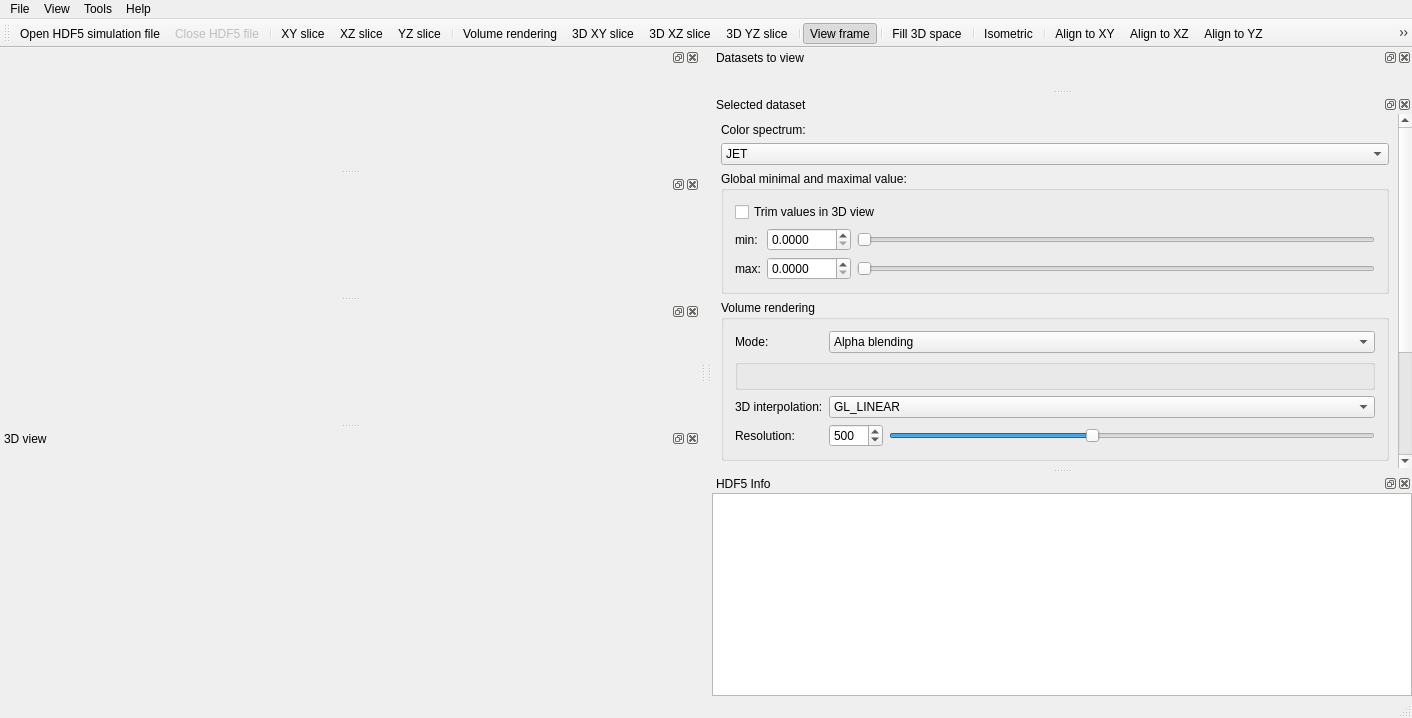
First picture: the form in projects/k-wave-h5-visualizer/mainwindow.ui, repository klepo/Visualisation-of-the-outputs-of-k-Wave-ultrasound-simulations, before the edit.
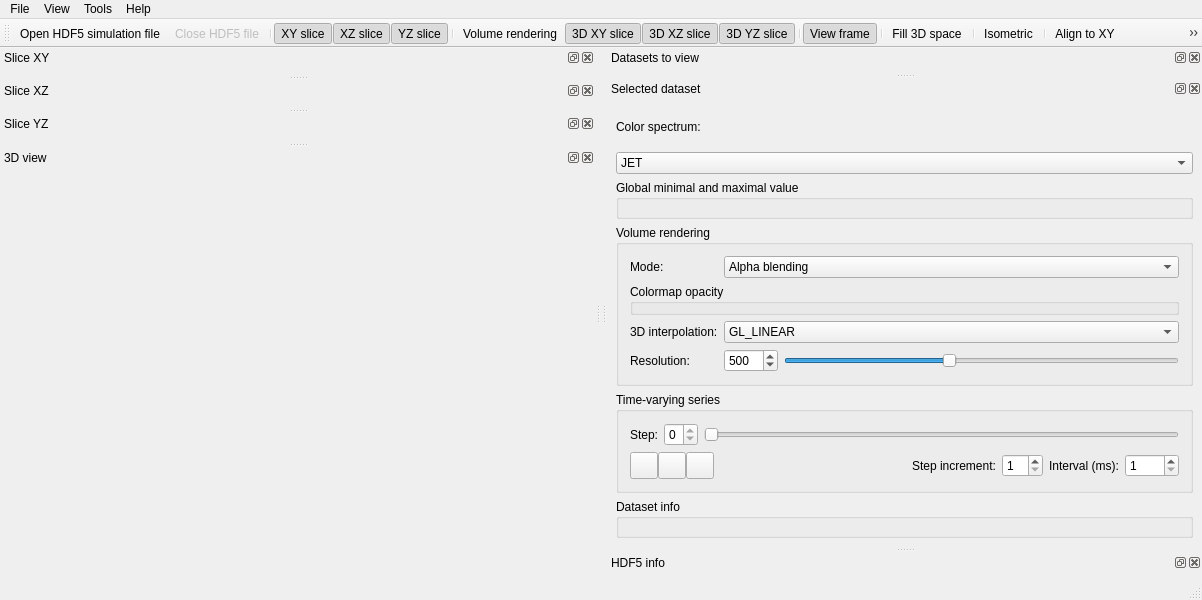
Second picture: the form after the edit. Icons and pictures are not drawn. Custom widgets are drawn as their Qt base class.

Diff of the .ui file:
```diff
--- a/projects/k-wave-h5-visualizer/mainwindow.ui
+++ b/projects/k-wave-h5-visualizer/mainwindow.ui
@@ -6,8 +6,8 @@
    <rect>
     <x>0</x>
     <y>0</y>
-    <width>1402</width>
-    <height>718</height>
+    <width>1202</width>
+    <height>600</height>
    </rect>
   </property>
   <property name="windowTitle">
@@ -33,9 +33,6 @@
    <set>QMainWindow::AllowNestedDocks|QMainWindow::AllowTabbedDocks|QMainWindow::AnimatedDocks|QMainWindow::VerticalTabs</set>
   </property>
   <widget class="QWidget" name="centralWidget">
-   <property name="enabled">
-    <bool>false</bool>
-   </property>
    <property name="maximumSize">
     <size>
      <width>0</width>
@@ -44,6 +41,9 @@
    </property>
   </widget>
   <widget class="QToolBar" name="mainToolBar">
+   <property name="windowTitle">
+    <string>Main toolbar</string>
+   </property>
    <property name="iconSize">
     <size>
      <width>32</width>
@@ -59,9 +59,9 @@
    <addaction name="actionLoadHDF5File"/>
    <addaction name="actionCloseHDF5File"/>
    <addaction name="separator"/>
-   <addaction name="actionXY"/>
-   <addaction name="actionXZ"/>
-   <addaction name="actionYZ"/>
+   <addaction name="actionSliceXY"/>
+   <addaction name="actionSliceXZ"/>
+   <addaction name="actionSliceYZ"/>
    <addaction name="separator"/>
    <addaction name="actionVolumeRendering"/>
    <addaction name="action3DXY"/>
@@ -92,7 +92,7 @@
     <rect>
      <x>0</x>
      <y>0</y>
-     <width>1402</width>
+     <width>1202</width>
      <height>21</height>
     </rect>
    </property>
@@ -122,10 +122,11 @@
      <addaction name="actionInfo"/>
      <addaction name="actionDatasets"/>
      <addaction name="actionSelectedDataset"/>
+     <addaction name="action3DView"/>
     </widget>
-    <addaction name="actionXY"/>
-    <addaction name="actionXZ"/>
-    <addaction name="actionYZ"/>
+    <addaction name="actionSliceXY"/>
+    <addaction name="actionSliceXZ"/>
+    <addaction name="actionSliceYZ"/>
     <addaction name="separator"/>
     <addaction name="actionVolumeRendering"/>
     <addaction name="action3DXY"/>
@@ -148,48 +149,109 @@
    <addaction name="menuHelp"/>
   </widget>
   <widget class="QStatusBar" name="statusBar"/>
-  <widget class="QDockWidget" name="dockWidgetDatasets">
+  <widget class="SliceDockWidget" name="dockWidgetSliceXY">
    <property name="sizePolicy">
     <sizepolicy hsizetype="Minimum" vsizetype="Minimum">
      <horstretch>0</horstretch>
      <verstretch>0</verstretch>
     </sizepolicy>
    </property>
-   <property name="floating">
-    <bool>false</bool>
+   <property name="windowTitle">
+    <string>Slice XY</string>
    </property>
+   <attribute name="dockWidgetArea">
+    <number>1</number>
+   </attribute>
+  </widget>
+  <widget class="SliceDockWidget" name="dockWidgetSliceXZ">
+   <property name="sizePolicy">
+    <sizepolicy hsizetype="Minimum" vsizetype="Minimum">
+     <horstretch>0</horstretch>
+     <verstretch>0</verstretch>
+    </sizepolicy>
+   </property>
+   <property name="windowTitle">
+    <string>Slice XZ</string>
+   </property>
+   <attribute name="dockWidgetArea">
+    <number>1</number>
+   </attribute>
+  </widget>
+  <widget class="SliceDockWidget" name="dockWidgetSliceYZ">
+   <property name="sizePolicy">
+    <sizepolicy hsizetype="Minimum" vsizetype="Minimum">
+     <horstretch>0</horstretch>
+     <verstretch>0</verstretch>
+    </sizepolicy>
+   </property>
+   <property name="windowTitle">
+    <string>Slice YZ</string>
+   </property>
+   <attribute name="dockWidgetArea">
+    <number>1</number>
+   </attribute>
+  </widget>
+  <widget class="QDockWidget" name="dockWidgetWindow3D">
+   <property name="minimumSize">
+    <size>
+     <width>500</width>
+     <height>300</height>
+    </size>
+   </property>
+   <property name="features">
+    <set>QDockWidget::AllDockWidgetFeatures</set>
+   </property>
+   <property name="windowTitle">
+    <string>3D view</string>
+   </property>
+   <attribute name="dockWidgetArea">
+    <number>1</number>
+   </attribute>
+   <widget class="QWidget" name="dockWidgetContents3D">
+    <layout class="QVBoxLayout" name="verticalLayout_2">
+     <property name="spacing">
+      <number>0</number>
+     </property>
+     <property name="leftMargin">
+      <number>0</number>
+     </property>
+     <property name="topMargin">
+      <number>0</number>
+     </property>
+     <property name="rightMargin">
+      <number>0</number>
+     </property>
+     <property name="bottomMargin">
+      <number>0</number>
+     </property>
+     <item>
+      <widget class="QLabel" name="label3DLoading">
+       <property name="minimumSize">
+        <size>
+         <width>0</width>
+         <height>20</height>
+        </size>
+       </property>
+       <property name="text">
+        <string/>
+       </property>
+       <property name="scaledContents">
+        <bool>false</bool>
+       </property>
+      </widget>
+     </item>
+    </layout>
+   </widget>
+  </widget>
+  <widget class="DatasetsDockWidget" name="dockWidgetDatasets">
    <property name="windowTitle">
     <string>Datasets to view</string>
    </property>
    <attribute name="dockWidgetArea">
     <number>2</number>
    </attribute>
-   <widget class="QWidget" name="dockWidgetContentsDatasets">
-    <property name="sizePolicy">
-     <sizepolicy hsizetype="Preferred" vsizetype="Fixed">
-      <horstretch>0</horstretch>
-      <verstretch>0</verstretch>
-     </sizepolicy>
-    </property>
-    <layout class="QGridLayout" name="gridLayoutDatasets"/>
-   </widget>
   </widget>
   <widget class="QDockWidget" name="dockWidgetSelectedDataset">
-   <property name="sizePolicy">
-    <sizepolicy hsizetype="Minimum" vsizetype="Minimum">
-     <horstretch>0</horstretch>
-     <verstretch>0</verstretch>
-    </sizepolicy>
-   </property>
-   <property name="minimumSize">
-    <size>
-     <width>420</width>
-     <height>91</height>
-    </size>
-   </property>
-   <property name="floating">
-    <bool>false</bool>
-   </property>
    <property name="windowTitle">
     <string>Selected dataset</string>
    </property>
@@ -232,8 +294,8 @@
          <rect>
           <x>0</x>
           <y>0</y>
-          <width>683</width>
-          <height>435</height>
+          <width>600</width>
+          <height>433</height>
          </rect>
         </property>
         <layout class="QVBoxLayout" name="verticalLayoutSelectedDatasetScroll">
@@ -396,94 +458,10 @@
           </widget>
          </item>
          <item>
-          <widget class="QGroupBox" name="groupBox">
-           <property name="enabled">
-            <bool>true</bool>
-           </property>
+          <widget class="MinMaxGroupBox" name="groupBoxMinMax">
            <property name="title">
-            <string>Global minimal and maximal value:</string>
+            <string>Global minimal and maximal value</string>
            </property>
-           <property name="checkable">
-            <bool>false</bool>
-           </property>
-           <layout class="QGridLayout" name="gridLayout">
-            <item row="2" column="0">
-             <widget class="QLabel" name="labelGlobalMax">
-              <property name="text">
-               <string>max:</string>
-              </property>
-             </widget>
-            </item>
-            <item row="2" column="2">
-             <widget class="QSlider" name="horizontalSliderGlobalMax">
-              <property name="maximum">
-               <number>1000</number>
-              </property>
-              <property name="orientation">
-               <enum>Qt::Horizontal</enum>
-              </property>
-             </widget>
-            </item>
-            <item row="1" column="1">
-             <widget class="QDoubleSpinBoxTS" name="doubleSpinBoxMinGlobal">
-              <property name="sizePolicy">
-               <sizepolicy hsizetype="Fixed" vsizetype="Fixed">
-                <horstretch>0</horstretch>
-                <verstretch>0</verstretch>
-               </sizepolicy>
-              </property>
-              <property name="decimals">
-               <number>4</number>
-              </property>
-              <property name="maximum">
-               <double>1000.000000000000000</double>
-              </property>
-             </widget>
-            </item>
-            <item row="1" column="0">
-             <widget class="QLabel" name="labelGlobalMin">
-              <property name="text">
-               <string>min:</string>
-              </property>
-              <property name="buddy">
-               <cstring>doubleSpinBoxMinGlobal</cstring>
-              </property>
-             </widget>
-            </item>
-            <item row="2" column="1">
-             <widget class="QDoubleSpinBoxTS" name="doubleSpinBoxMaxGlobal">
-              <property name="sizePolicy">
-               <sizepolicy hsizetype="Fixed" vsizetype="Fixed">
-                <horstretch>0</horstretch>
-                <verstretch>0</verstretch>
-               </sizepolicy>
-              </property>
-              <property name="decimals">
-               <number>4</number>
-              </property>
-              <property name="maximum">
-               <double>1000.000000000000000</double>
-              </property>
-             </widget>
-            </item>
-            <item row="1" column="2">
-             <widget class="QSlider" name="horizontalSliderGlobalMin">
-              <property name="maximum">
-               <number>1000</number>
-              </property>
-              <property name="orientation">
-               <enum>Qt::Horizontal</enum>
-              </property>
-             </widget>
-            </item>
-            <item row="0" column="0" colspan="3">
-             <widget class="QCheckBox" name="checkBoxTrim">
-              <property name="text">
-               <string>Trim values in 3D view</string>
-              </property>
-             </widget>
-            </item>
-           </layout>
           </widget>
          </item>
          <item>
@@ -498,11 +476,30 @@
             <string>Volume rendering</string>
            </property>
            <layout class="QGridLayout" name="gridLayout_2">
-            <item row="1" column="0" colspan="4">
-             <widget class="GroupBoxOpacity" name="groupBoxOpacity"/>
+            <item row="3" column="2" colspan="2">
+             <widget class="QSlider" name="horizontalSliderVRSlices">
+              <property name="sizePolicy">
+               <sizepolicy hsizetype="Expanding" vsizetype="Fixed">
+                <horstretch>0</horstretch>
+                <verstretch>0</verstretch>
+               </sizepolicy>
+              </property>
+              <property name="minimum">
+               <number>2</number>
+              </property>
+              <property name="maximum">
+               <number>1200</number>
+              </property>
+              <property name="value">
+               <number>500</number>
+              </property>
+              <property name="orientation">
+               <enum>Qt::Horizontal</enum>
+              </property>
+             </widget>
             </item>
             <item row="0" column="1" colspan="3">
-             <widget class="QComboBox" name="comboBoxMode">
+             <widget class="QComboBox" name="comboBoxVolumeRenderingMode">
               <property name="sizePolicy">
                <sizepolicy hsizetype="Expanding" vsizetype="Fixed">
                 <horstretch>0</horstretch>
@@ -538,28 +535,6 @@
               </property>
              </widget>
             </item>
-            <item row="3" column="2" colspan="2">
-             <widget class="QSlider" name="horizontalSliderVRSlices">
-              <property name="sizePolicy">
-               <sizepolicy hsizetype="Expanding" vsizetype="Fixed">
-                <horstretch>0</horstretch>
-                <verstretch>0</verstretch>
-               </sizepolicy>
-              </property>
-              <property name="minimum">
-               <number>2</number>
-              </property>
-              <property name="maximum">
-               <number>1200</number>
-              </property>
-              <property name="value">
-               <number>500</number>
-              </property>
-              <property name="orientation">
-               <enum>Qt::Horizontal</enum>
-              </property>
-             </widget>
-            </item>
             <item row="3" column="1">
              <widget class="QSpinBox" name="spinBoxVRSlices">
               <property name="sizePolicy">
@@ -592,15 +567,8 @@
               </property>
              </widget>
             </item>
-            <item row="2" column="0">
-             <widget class="QLabel" name="label_4">
-              <property name="text">
-               <string>3D interpolation:</string>
-              </property>
-             </widget>
-            </item>
             <item row="2" column="1" colspan="3">
-             <widget class="QComboBox" name="comboBox">
+             <widget class="QComboBox" name="comboBoxInterpolationMode">
               <item>
                <property name="text">
                 <string>GL_LINEAR</string>
@@ -613,6 +581,20 @@
               </item>
              </widget>
             </item>
+            <item row="2" column="0">
+             <widget class="QLabel" name="label_4">
+              <property name="text">
+               <string>3D interpolation:</string>
+              </property>
+             </widget>
+            </item>
+            <item row="1" column="0" colspan="4">
+             <widget class="OpacityGroupBox" name="groupBoxOpacity">
+              <property name="title">
+               <string>Colormap opacity</string>
+              </property>
+             </widget>
+            </item>
            </layout>
           </widget>
          </item>
@@ -826,15 +808,10 @@
           </widget>
          </item>
          <item>
-          <widget class="QGroupBox" name="groupBoxSelectedDatasetInfo">
+          <widget class="DatasetInfoGroupBox" name="groupBoxSelectedDatasetInfo">
            <property name="title">
-            <string>Info</string>
+            <string>Dataset info</string>
            </property>
-           <layout class="QFormLayout" name="formLayoutSelectedDatasetInfo">
-            <property name="fieldGrowthPolicy">
-             <enum>QFormLayout::AllNonFixedFieldsGrow</enum>
-            </property>
-           </layout>
           </widget>
          </item>
         </layout>
@@ -844,153 +821,13 @@
     </layout>
    </widget>
   </widget>
-  <widget class="QDockWidget" name="dockWidgetInfo">
-   <property name="sizePolicy">
-    <sizepolicy hsizetype="Minimum" vsizetype="Minimum">
-     <horstretch>0</horstretch>
-     <verstretch>0</verstretch>
-    </sizepolicy>
-   </property>
-   <property name="windowIcon">
-    <iconset>
-     <normaloff>icons/images/icons_03.png</normaloff>icons/images/icons_03.png</iconset>
-   </property>
-   <property name="floating">
-    <bool>false</bool>
-   </property>
+  <widget class="FileInfoDockWidget" name="dockWidgetInfo">
    <property name="windowTitle">
-    <string>HDF5 Info</string>
+    <string>HDF5 info</string>
    </property>
    <attribute name="dockWidgetArea">
     <number>2</number>
    </attribute>
-   <widget class="QWidget" name="dockWidgetContentsInfo">
-    <layout class="QVBoxLayout" name="verticalLayoutInfo">
-     <property name="spacing">
-      <number>0</number>
-     </property>
-     <property name="leftMargin">
-      <number>0</number>
-     </property>
-     <property name="topMargin">
-      <number>0</number>
-     </property>
-     <property name="rightMargin">
-      <number>0</number>
-     </property>
-     <property name="bottomMargin">
-      <number>0</number>
-     </property>
-     <item>
-      <widget class="QTextBrowser" name="textBrowserInfo">
-       <property name="minimumSize">
-        <size>
-         <width>700</width>
-         <height>0</height>
-        </size>
-       </property>
-       <property name="html">
-        <string>&lt;!DOCTYPE HTML PUBLIC &quot;-//W3C//DTD HTML 4.0//EN&quot; &quot;http://www.w3.org/TR/REC-html40/strict.dtd&quot;&gt;
-&lt;html&gt;&lt;head&gt;&lt;meta name=&quot;qrichtext&quot; content=&quot;1&quot; /&gt;&lt;style type=&quot;text/css&quot;&gt;
-p, li { white-space: pre-wrap; }
-&lt;/style&gt;&lt;/head&gt;&lt;body style=&quot; font-family:'MS Shell Dlg 2'; font-size:8.25pt; font-weight:400; font-style:normal;&quot;&gt;
-&lt;p style=&quot;-qt-paragraph-type:empty; margin-top:0px; margin-bottom:0px; margin-left:0px; margin-right:0px; -qt-block-indent:0; text-indent:0px; font-size:8pt;&quot;&gt;&lt;br /&gt;&lt;/p&gt;&lt;/body&gt;&lt;/html&gt;</string>
-       </property>
-      </widget>
-     </item>
-    </layout>
-   </widget>
-  </widget>
-  <widget class="ImageDockWidget" name="dockWidgetXY">
-   <property name="sizePolicy">
-    <sizepolicy hsizetype="Minimum" vsizetype="Minimum">
-     <horstretch>0</horstretch>
-     <verstretch>0</verstretch>
-    </sizepolicy>
-   </property>
-   <attribute name="dockWidgetArea">
-    <number>1</number>
-   </attribute>
-  </widget>
-  <widget class="ImageDockWidget" name="dockWidgetXZ">
-   <property name="sizePolicy">
-    <sizepolicy hsizetype="Minimum" vsizetype="Minimum">
-     <horstretch>0</horstretch>
-     <verstretch>0</verstretch>
-    </sizepolicy>
-   </property>
-   <attribute name="dockWidgetArea">
-    <number>1</number>
-   </attribute>
-  </widget>
-  <widget class="ImageDockWidget" name="dockWidgetYZ">
-   <property name="sizePolicy">
-    <sizepolicy hsizetype="Minimum" vsizetype="Minimum">
-     <horstretch>0</horstretch>
-     <verstretch>0</verstretch>
-    </sizepolicy>
-   </property>
-   <attribute name="dockWidgetArea">
-    <number>1</number>
-   </attribute>
-  </widget>
-  <widget class="QDockWidget" name="dockWidget3D">
-   <property name="sizePolicy">
-    <sizepolicy hsizetype="Expanding" vsizetype="Expanding">
-     <horstretch>0</horstretch>
-     <verstretch>0</verstretch>
-    </sizepolicy>
-   </property>
-   <property name="minimumSize">
-    <size>
-     <width>700</width>
-     <height>42</height>
-    </size>
-   </property>
-   <property name="features">
-    <set>QDockWidget::AllDockWidgetFeatures</set>
-   </property>
-   <property name="windowTitle">
-    <string>3D view</string>
-   </property>
-   <attribute name="dockWidgetArea">
-    <number>1</number>
-   </attribute>
-   <widget class="QWidget" name="dockWidgetContents3D">
-    <layout class="QVBoxLayout" name="verticalLayout_2">
-     <property name="spacing">
-      <number>0</number>
-     </property>
-     <property name="leftMargin">
-      <number>0</number>
-     </property>
-     <property name="topMargin">
-      <number>0</number>
-     </property>
-     <property name="rightMargin">
-      <number>0</number>
-     </property>
-     <property name="bottomMargin">
-      <number>0</number>
-     </property>
-     <item>
-      <widget class="QLabel" name="label3DLoading">
-       <property name="minimumSize">
-        <size>
-         <width>0</width>
-         <height>20</height>
-        </size>
-       </property>
-       <property name="text">
-        <string/>
-       </property>
-       <property name="scaledContents">
-        <bool>false</bool>
-       </property>
-      </widget>
-     </item>
-    </layout>
-   </widget>
   </widget>
   <action name="actionLoadHDF5File">
    <property name="icon">
@@ -1040,10 +877,13 @@
     <string>Settings</string>
    </property>
   </action>
-  <action name="actionXY">
+  <action name="actionSliceXY">
    <property name="checkable">
     <bool>true</bool>
    </property>
+   <property name="checked">
+    <bool>true</bool>
+   </property>
    <property name="icon">
     <iconset resource="resources.qrc">
      <normaloff>:/icons/icons/images/icons_04.png</normaloff>:/icons/icons/images/icons_04.png</iconset>
@@ -1055,10 +895,13 @@
     <string>View XY slice</string>
    </property>
   </action>
-  <action name="actionXZ">
+  <action name="actionSliceXZ">
    <property name="checkable">
     <bool>true</bool>
    </property>
+   <property name="checked">
+    <bool>true</bool>
+   </property>
    <property name="icon">
     <iconset resource="resources.qrc">
      <normaloff>:/icons/icons/images/icons_05.png</normaloff>:/icons/icons/images/icons_05.png</iconset>
@@ -1070,10 +913,13 @@
     <string>View XZ slice</string>
    </property>
   </action>
-  <action name="actionYZ">
+  <action name="actionSliceYZ">
    <property name="checkable">
     <bool>true</bool>
    </property>
+   <property name="checked">
+    <bool>true</bool>
+   </property>
    <property name="icon">
     <iconset resource="resources.qrc">
      <normaloff>:/icons/icons/images/icons_06.png</normaloff>:/icons/icons/images/icons_06.png</iconset>
@@ -1090,7 +936,7 @@
     <bool>true</bool>
    </property>
    <property name="checked">
-    <bool>false</bool>
+    <bool>true</bool>
    </property>
    <property name="icon">
     <iconset resource="resources.qrc">
@@ -1105,7 +951,7 @@
     <bool>true</bool>
    </property>
    <property name="checked">
-    <bool>false</bool>
+    <bool>true</bool>
    </property>
    <property name="icon">
     <iconset resource="resources.qrc">
@@ -1120,7 +966,7 @@
     <bool>true</bool>
    </property>
    <property name="checked">
-    <bool>false</bool>
+    <bool>true</bool>
    </property>
    <property name="icon">
     <iconset resource="resources.qrc">
@@ -1165,7 +1011,7 @@
     <bool>true</bool>
    </property>
    <property name="checked">
-    <bool>true</bool>
+    <bool>false</bool>
    </property>
    <property name="text">
     <string>HDF5 Info</string>
@@ -1314,22 +1160,52 @@
     <string>Toogle orthogonal/perspective</string>
    </property>
   </action>
+  <action name="action3DView">
+   <property name="checkable">
+    <bool>true</bool>
+   </property>
+   <property name="checked">
+    <bool>true</bool>
+   </property>
+   <property name="text">
+    <string>3D view</string>
+   </property>
+  </action>
  </widget>
  <layoutdefault spacing="6" margin="11"/>
  <customwidgets>
   <customwidget>
-   <class>QDoubleSpinBoxTS</class>
-   <extends>QDoubleSpinBox</extends>
-   <header location="global">qdoublespinboxts.h</header>
+   <class>DatasetInfoGroupBox</class>
+   <extends>QGroupBox</extends>
+   <header location="global">datasetinfogroupbox.h</header>
+   <container>1</container>
   </customwidget>
   <customwidget>
-   <class>ImageDockWidget</class>
+   <class>OpacityGroupBox</class>
+   <extends>QGroupBox</extends>
+   <header location="global">opacitygroupbox.h</header>
+   <container>1</container>
+  </customwidget>
+  <customwidget>
+   <class>DatasetsDockWidget</class>
    <extends>QDockWidget</extends>
    <header location="global">imagedockwidget.h</header>
    <container>1</container>
   </customwidget>
   <customwidget>
-   <class>GroupBoxOpacity</class>
+   <class>SliceDockWidget</class>
+   <extends>QDockWidget</extends>
+   <header location="global">slicedockwidget.h</header>
+   <container>1</container>
+  </customwidget>
+  <customwidget>
+   <class>FileInfoDockWidget</class>
+   <extends>QDockWidget</extends>
+   <header location="global">fileinfodockwidget.h</header>
+   <container>1</container>
+  </customwidget>
+  <customwidget>
+   <class>MinMaxGroupBox</class>
    <extends>QGroupBox</extends>
    <header location="global">groupboxopacity.h</header>
    <container>1</container>
```
Left out of the diff: 219 changed lines with no effect on the pictures.
